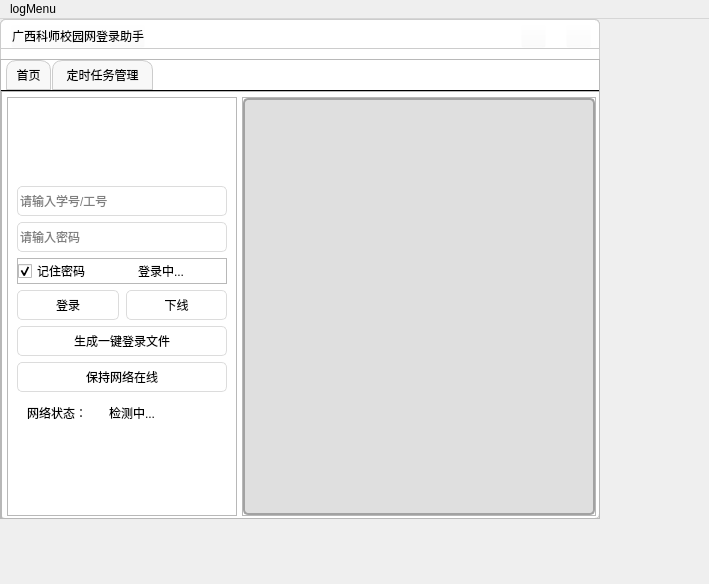
This is assets/qtfile/main.ui in quanmianup/GXSTNU-Schoolnet-Login-Assistant as Qt 5 draws it before an edit. The edited form follows.
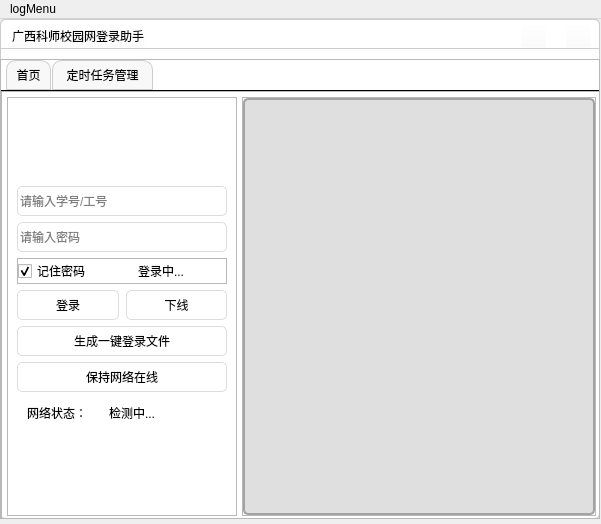
This is the edited form. Icons and pictures are not drawn.

Commit message:
feat(gui): 添加网络保活功能并优化界面尺寸
实现定时检查网络状态功能，当网络断开时自动尝试重连(未完成)
调整主窗口和控件尺寸以改善用户体验
删除不再需要的文档文件

```diff
--- a/assets/qtfile/main.ui
+++ b/assets/qtfile/main.ui
@@ -7,8 +7,8 @@
    <rect>
     <x>0</x>
     <y>0</y>
-    <width>709</width>
-    <height>584</height>
+    <width>601</width>
+    <height>524</height>
    </rect>
   </property>
   <property name="minimumSize">
@@ -1536,7 +1536,7 @@
     <rect>
      <x>0</x>
      <y>0</y>
-     <width>709</width>
+     <width>601</width>
      <height>22</height>
     </rect>
    </property>
```
Left out of the diff: 3 changed lines with no effect on the pictures. The commit also changes 4 other files.
